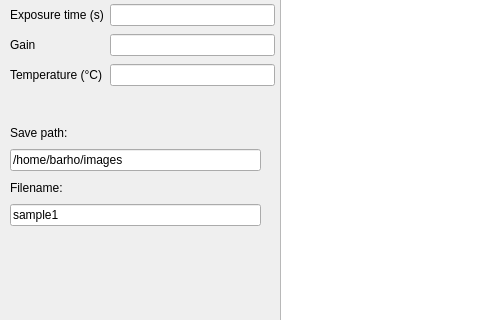
Qt form gui/fluorescence_microscopy/ui_basic.ui (fbarho/qudi-cbs) before a commit; both pictures show x 0 to 480 and y 145 to 465 of the 1109 by 800 pixel window.
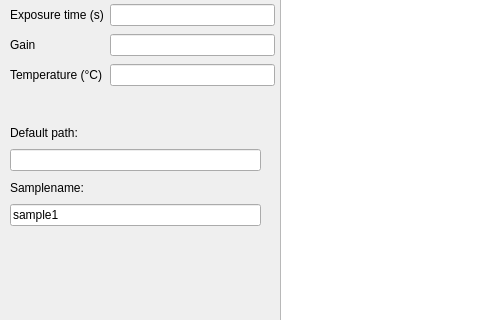
The same form after that commit. Custom widgets are drawn as their Qt base class.

Commit message: added dialog for save video and spooling toolbuttons

What changed in the file:
```diff
--- a/gui/fluorescence_microscopy/ui_basic.ui
+++ b/gui/fluorescence_microscopy/ui_basic.ui
@@ -305,21 +305,21 @@
       <item>
        <widget class="QLabel" name="label_6">
         <property name="text">
-         <string>Save path:</string>
+         <string>Default path:</string>
         </property>
        </widget>
       </item>
       <item>
        <widget class="QLineEdit" name="save_path_LineEdit">
         <property name="text">
-         <string>/home/barho/images</string>
+         <string/>
         </property>
        </widget>
       </item>
       <item>
        <widget class="QLabel" name="label_7">
         <property name="text">
-         <string>Filename:</string>
+         <string>Samplename:</string>
         </property>
        </widget>
       </item>
```
The commit also changes 6 other files.
